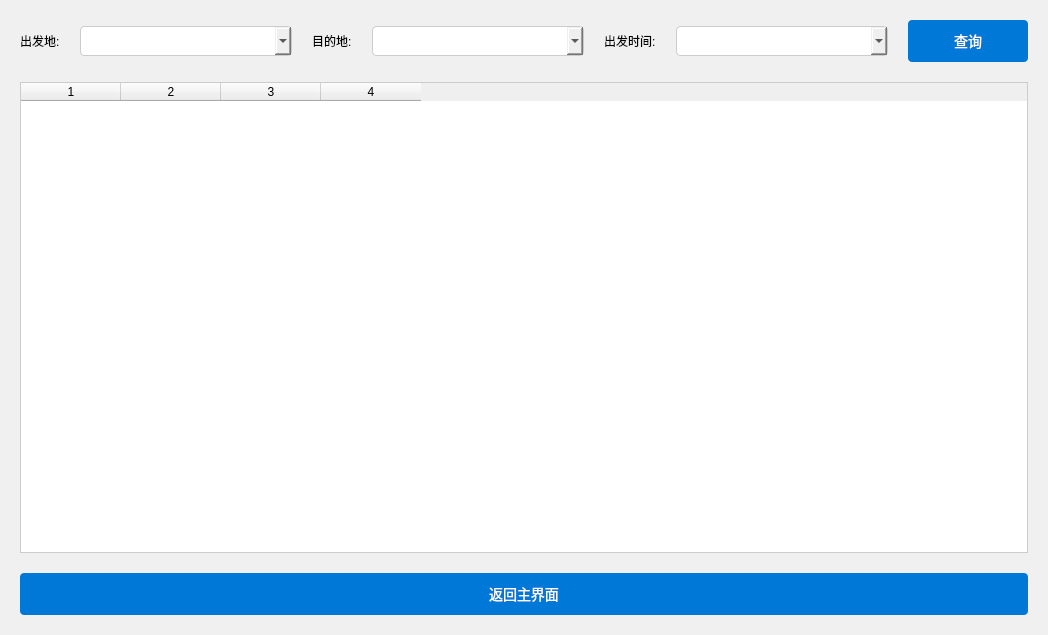
First picture: the form in ui/query_flights.ui, repository ABLingss/UESTC-PBLF--, before the edit.
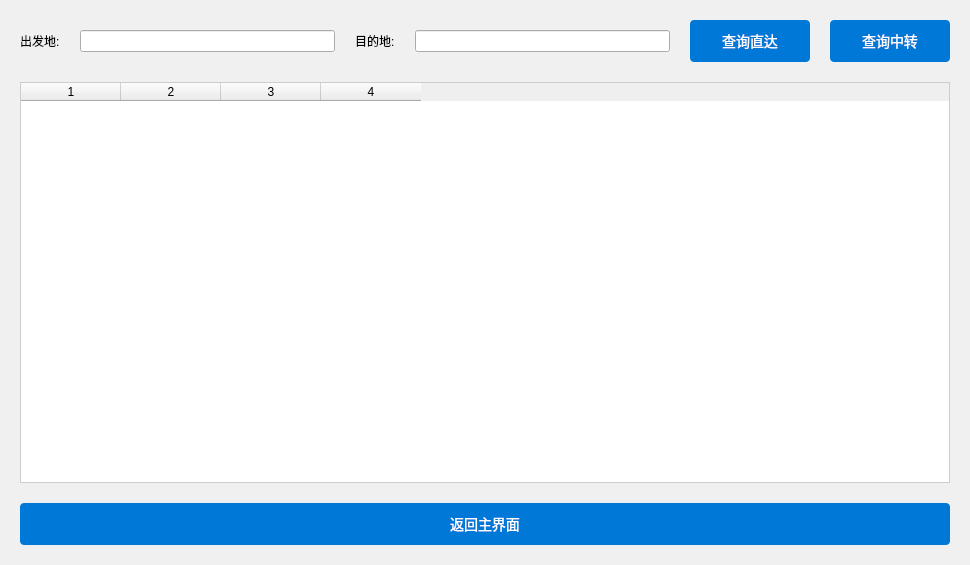
Second picture: the form after the edit.

What changed in the file:
```diff
--- a/ui/query_flights.ui
+++ b/ui/query_flights.ui
@@ -6,8 +6,8 @@
    <rect>
     <x>0</x>
     <y>0</y>
-    <width>972</width>
-    <height>635</height>
+    <width>970</width>
+    <height>565</height>
    </rect>
   </property>
   <property name="styleSheet">
@@ -87,32 +87,44 @@
        </widget>
       </item>
       <item>
-       <widget class="QComboBox" name="departureComboBox"/>
+       <widget class="QLineEdit" name="lineEdit"/>
       </item>
       <item>
        <widget class="QLabel" name="destinationLabel">
+        <property name="sizePolicy">
+         <sizepolicy hsizetype="Preferred" vsizetype="Preferred">
+          <horstretch>0</horstretch>
+          <verstretch>0</verstretch>
+         </sizepolicy>
+        </property>
         <property name="text">
          <string>目的地:</string>
         </property>
        </widget>
       </item>
       <item>
-       <widget class="QComboBox" name="destinationComboBox"/>
+       <widget class="QLineEdit" name="lineEdit_2"/>
       </item>
       <item>
-       <widget class="QLabel" name="departureTimeLabel">
+       <widget class="QPushButton" name="searchButtonDir">
         <property name="text">
-         <string>出发时间:</string>
+         <string>查询直达</string>
         </property>
        </widget>
       </item>
       <item>
-       <widget class="QComboBox" name="departureTimeComboBox"/>
-      </item>
-      <item>
-       <widget class="QPushButton" name="searchButton">
+       <widget class="QPushButton" name="searchButtonTran">
+        <property name="sizePolicy">
+         <sizepolicy hsizetype="Preferred" vsizetype="Fixed">
+          <horstretch>0</horstretch>
+          <verstretch>0</verstretch>
+         </sizepolicy>
+        </property>
+        <property name="cursor">
+         <cursorShape>PointingHandCursor</cursorShape>
+        </property>
         <property name="text">
-         <string>查询</string>
+         <string>查询中转</string>
         </property>
        </widget>
       </item>
```
Left out of the diff: 9 changed lines with no effect on the pictures.
